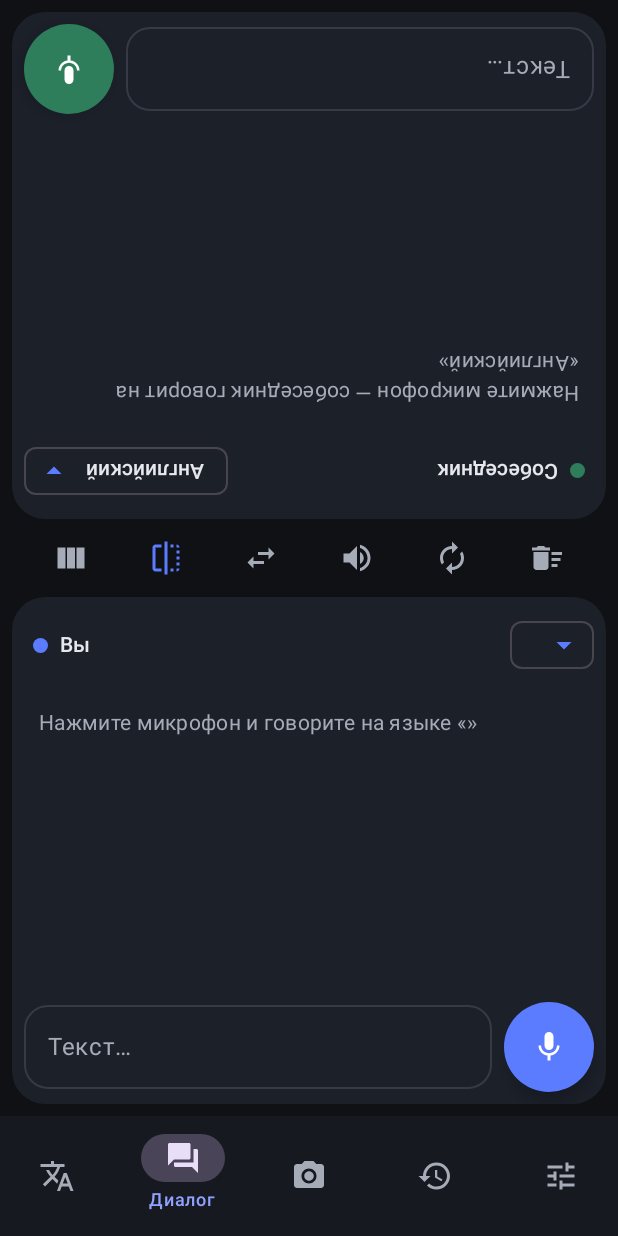
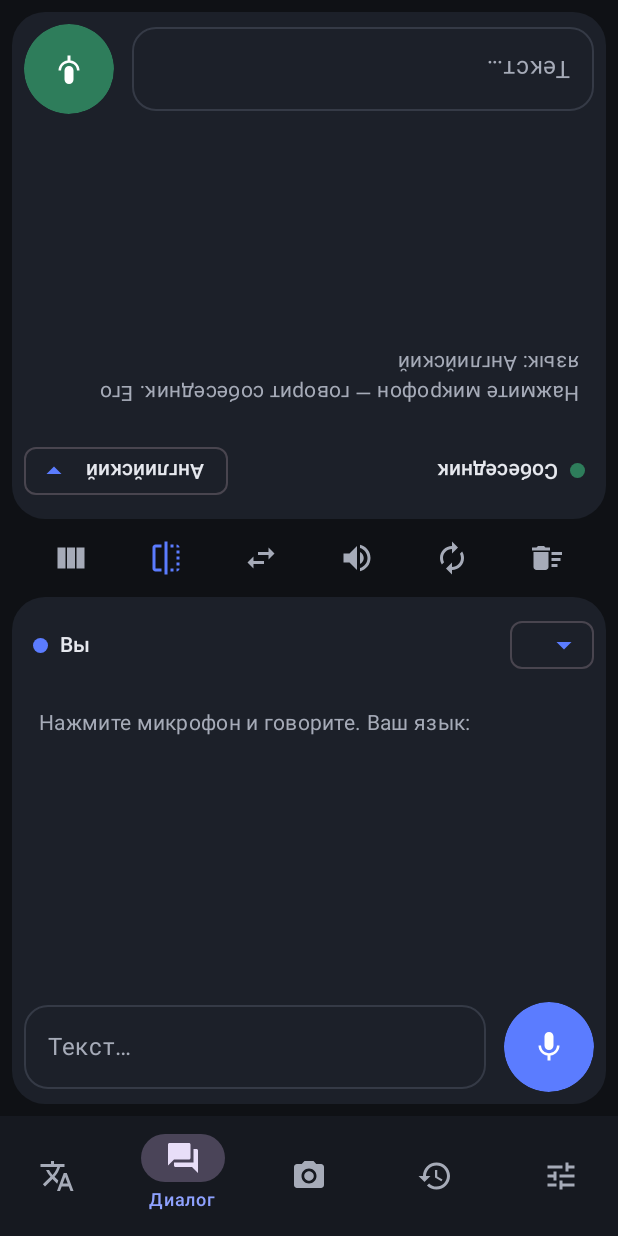
Before and after one commit to ffight763-glitch/aos, an Android app built with Jetpack Compose: the screen it shows after launch (MainActivity), item 2 of the bottom bar chosen, on a phone screen of 412 x 824 dp. Run offline under Robolectric (Android 15) with nearby library versions, the phone set to English and light mode, and no system bars; libraries missing offline, so code that uses them is left out: com.google.mlkit.common, com.google.mlkit.nl, com.google.mlkit.vision, kotlinx.coroutines.tasks; pictures from the network do not load; 9 statements that could not run were skipped.

Commit message:
1.4: AOS-style voice animations (waves, rings, bounce, stop timer); keyboard no longer covers Dialogue
Co-Authored-By: Claude Opus 5.5 <noreply@anthropic.com>
Claude-Session: https://claude.ai/code/session_01AaraZXfufNusG4q1GK2sPD

```diff
--- a/app/build.gradle.kts
+++ b/app/build.gradle.kts
@@ -12,8 +12,8 @@ android {
         applicationId = "pro.translate.app"
         minSdk = 24
         targetSdk = 35
-        versionCode = 4
-        versionName = "1.3"
+        versionCode = 5
+        versionName = "1.4"
         ndk { abiFilters += listOf("arm64-v8a", "armeabi-v7a") }
     }
 
--- a/app/src/main/java/pro/translate/app/MainActivity.kt
+++ b/app/src/main/java/pro/translate/app/MainActivity.kt
@@ -4,6 +4,9 @@ import android.content.Intent
 import android.os.Bundle
 import androidx.activity.ComponentActivity
 import androidx.activity.compose.setContent
+import androidx.activity.SystemBarStyle
+import androidx.activity.enableEdgeToEdge
+import androidx.compose.foundation.layout.consumeWindowInsets
 import androidx.activity.viewModels
 import androidx.compose.foundation.layout.Box
 import androidx.compose.foundation.layout.fillMaxSize
@@ -21,6 +24,10 @@ class MainActivity : ComponentActivity() {
     private val vm: AppViewModel by viewModels()
 
     override fun onCreate(savedInstanceState: Bundle?) {
+        enableEdgeToEdge(
+            statusBarStyle = SystemBarStyle.dark(android.graphics.Color.TRANSPARENT),
+            navigationBarStyle = SystemBarStyle.dark(android.graphics.Color.TRANSPARENT),
+        )
         super.onCreate(savedInstanceState)
         handleIntent(intent)
         setContent {
@@ -47,7 +54,7 @@ class MainActivity : ComponentActivity() {
                         }
                     }
                 ) { pad ->
-                    Box(Modifier.fillMaxSize().padding(pad)) {
+                    Box(Modifier.fillMaxSize().padding(pad).consumeWindowInsets(pad)) {
                         when (tab) {
                             0 -> TranslateScreen(vm)
                             1 -> DialogueScreen(vm)
--- a/app/src/main/java/pro/translate/app/ui/DialogueScreen.kt
+++ b/app/src/main/java/pro/translate/app/ui/DialogueScreen.kt
@@ -31,6 +31,10 @@ import androidx.compose.ui.draw.scale
 import androidx.compose.ui.graphics.Color
 import androidx.compose.ui.graphics.graphicsLayer
 import androidx.compose.ui.platform.LocalConfiguration
+import androidx.compose.ui.focus.onFocusChanged
+import androidx.compose.foundation.text.KeyboardActions
+import androidx.compose.foundation.text.KeyboardOptions
+import androidx.compose.ui.text.input.ImeAction
 import androidx.compose.ui.platform.LocalContext
 import android.content.res.Configuration
 import androidx.compose.ui.text.font.FontStyle
@@ -43,6 +47,7 @@ import pro.translate.app.SpeechListener
 
 private val ThemColor = Color(0xFF2E7D5B)
 
+@OptIn(ExperimentalLayoutApi::class)
 @Composable
 fun DialogueScreen(vm: AppViewModel) {
     val ctx = LocalContext.current
@@ -118,14 +123,20 @@ fun DialogueScreen(vm: AppViewModel) {
         listen(mine)
     }
 
+    var focused by remember { mutableStateOf<Boolean?>(null) }
+    val imeOpen = WindowInsets.isImeVisible
+
     @Composable
     fun Side(mine: Boolean, modifier: Modifier) = DialoguePanel(
         vm = vm, mine = mine, modifier = modifier,
         listening = listening == mine, ready = ready, partial = if (listening == mine) partial else "",
         liveTranslation = if (vm.dLiveMine == !mine) vm.dLiveTr else "",
         level = if (listening == mine) level else 0f,
-        onMic = { onMic(mine) }, onPickLang = { picker = mine }
+        onMic = { onMic(mine) }, onPickLang = { picker = mine },
+        onFocus = { f -> if (f) focused = mine else if (focused == mine) focused = null }
     )
+    // keyboard open: the half you type in gets most of the space, the other one shrinks
+    fun w(mine: Boolean) = if (imeOpen && focused != null) (if (focused == mine) 1f else 0.4f) else 1f
 
     // Auto-rotate: portrait = top/bottom, landscape = left/right. The button overrides it
     // until the phone is turned again.
@@ -137,13 +148,13 @@ fun DialogueScreen(vm: AppViewModel) {
     val flip = if (vertical) vm.dFlipV else vm.dFlipH
     val themMod = Modifier.graphicsLayer { if (flip) rotationZ = 180f }
     if (vertical) {
-        Column(Modifier.fillMaxSize().padding(8.dp)) {
-            Side(false, themMod.weight(1f).fillMaxWidth())
-            ControlBar(vm, horizontal = true, split = split, flip = flip)
-            Side(true, Modifier.weight(1f).fillMaxWidth())
+        Column(Modifier.fillMaxSize().imePadding().padding(8.dp)) {
+            Side(false, themMod.weight(w(false)).fillMaxWidth())
+            if (!imeOpen) ControlBar(vm, horizontal = true, split = split, flip = flip) else Spacer(Modifier.height(8.dp))
+            Side(true, Modifier.weight(w(true)).fillMaxWidth())
         }
     } else {
-        Row(Modifier.fillMaxSize().padding(8.dp)) {
+        Row(Modifier.fillMaxSize().imePadding().padding(8.dp)) {
             Side(true, Modifier.weight(1f).fillMaxHeight())
             ControlBar(vm, horizontal = false, split = split, flip = flip)
             Side(false, themMod.weight(1f).fillMaxHeight())
@@ -184,7 +195,7 @@ private fun ControlBar(vm: AppViewModel, horizontal: Boolean, split: String, fli
 private fun DialoguePanel(
     vm: AppViewModel, mine: Boolean, modifier: Modifier,
     listening: Boolean, ready: Boolean, partial: String, liveTranslation: String, level: Float,
-    onMic: () -> Unit, onPickLang: () -> Unit,
+    onMic: () -> Unit, onPickLang: () -> Unit, onFocus: (Boolean) -> Unit,
 ) {
     val color = if (mine) Accent else ThemColor
     val lang = if (mine) vm.dMe else vm.dThem
@@ -197,8 +208,11 @@ private fun DialoguePanel(
         if (n > 0) state.animateScrollToItem(n - 1)
     }
 
-    Card(modifier, shape = RoundedCornerShape(22.dp),
-        colors = CardDefaults.cardColors(MaterialTheme.colorScheme.surfaceContainerHigh)) {
+    val shape = RoundedCornerShape(22.dp)
+    Box(modifier.background(MaterialTheme.colorScheme.surfaceContainerHigh, shape)) {
+        // voice waves rise from the bottom of the half that is speaking (behind the content)
+        VoiceWaves(listening && ready, level, color, Modifier.fillMaxWidth().fillMaxHeight(0.5f)
+            .align(Alignment.BottomCenter).clip(shape))
         Column(Modifier.fillMaxSize()) {
             Row(Modifier.fillMaxWidth().padding(start = 14.dp, end = 8.dp, top = 8.dp), verticalAlignment = Alignment.CenterVertically) {
                 Box(Modifier.size(10.dp).clip(CircleShape).background(color))
@@ -210,8 +224,8 @@ private fun DialoguePanel(
 
             LazyColumn(Modifier.weight(1f).fillMaxWidth(), state = state, contentPadding = PaddingValues(10.dp)) {
                 if (msgs.isEmpty() && partial.isEmpty() && liveTranslation.isEmpty()) item {
-                    Text(if (mine) "Нажмите микрофон и говорите на языке «${Languages.displayName(lang)}»"
-                        else "Нажмите микрофон — собеседник говорит на «${Languages.displayName(lang)}»",
+                    Text(if (mine) "Нажмите микрофон и говорите. Ваш язык: ${Languages.displayName(lang)}"
+                        else "Нажмите микрофон — говорит собеседник. Его язык: ${Languages.displayName(lang)}",
                         color = MaterialTheme.colorScheme.onSurfaceVariant, style = MaterialTheme.typography.bodyMedium,
                         modifier = Modifier.padding(8.dp))
                 }
@@ -240,20 +254,18 @@ private fun DialoguePanel(
             }
 
             Row(Modifier.fillMaxWidth().padding(8.dp), verticalAlignment = Alignment.CenterVertically) {
-                OutlinedTextField(text, { text = it }, Modifier.weight(1f), singleLine = true,
-                    placeholder = { Text("Текст…") }, shape = RoundedCornerShape(16.dp),
+                if (listening) StopBar(onMic, Modifier.weight(1f))
+                else OutlinedTextField(text, { text = it }, Modifier.weight(1f).onFocusChanged { onFocus(it.isFocused) },
+                    singleLine = true, placeholder = { Text("Текст…") }, shape = RoundedCornerShape(16.dp),
+                    keyboardOptions = KeyboardOptions(imeAction = ImeAction.Send),
+                    keyboardActions = KeyboardActions(onSend = { vm.dSend(mine, text); text = "" }),
                     trailingIcon = {
                         if (text.isNotBlank()) IconButton({ vm.dSend(mine, text); text = "" }) {
                             Icon(Icons.AutoMirrored.Filled.Send, "Отправить", tint = color)
                         }
                     })
-                Spacer(Modifier.width(8.dp))
-                val pulse by animateFloatAsState(if (listening) 1f + level * 0.25f else 1f, label = "pulse")
-                FloatingActionButton(onClick = onMic, containerColor = if (listening) Color(0xFFE5484D) else color,
-                    contentColor = Color.White, shape = CircleShape, modifier = Modifier.size(60.dp).scale(pulse)) {
-                    if (listening && !ready) CircularProgressIndicator(Modifier.size(22.dp), color = Color.White, strokeWidth = 2.dp)
-                    else Icon(if (listening) Icons.Default.Stop else Icons.Default.Mic, if (listening) "Готово" else "Говорить")
-                }
+                Spacer(Modifier.width(12.dp))
+                MicButton(listening, ready, level, bump = partial, color = color, onClick = onMic)
             }
         }
     }
--- a/app/src/main/java/pro/translate/app/ui/TranslateScreen.kt
+++ b/app/src/main/java/pro/translate/app/ui/TranslateScreen.kt
@@ -113,6 +113,8 @@ fun TranslateScreen(vm: AppViewModel) {
             Toast.makeText(ctx, "Голос для «${Languages.displayName(lang)}» не установлен в синтезе речи", Toast.LENGTH_LONG).show()
     }
 
+    Box(Modifier.fillMaxSize()) {
+    VoiceWaves(session && hearing && ready, level, Accent, Modifier.fillMaxWidth().height(220.dp).align(Alignment.BottomCenter))
     Column(Modifier.fillMaxSize().imePadding().verticalScroll(rememberScrollState()).padding(16.dp)) {
         // Language bar
         Row(verticalAlignment = Alignment.CenterVertically) {
@@ -141,13 +143,8 @@ fun TranslateScreen(vm: AppViewModel) {
                 )
             )
             Row(Modifier.padding(horizontal = 8.dp, vertical = 4.dp), verticalAlignment = Alignment.CenterVertically) {
-                val pulse by animateFloatAsState(if (hearing) 1f + level * 0.3f else 1f, label = "mic")
-                FilledIconButton(onClick = ::startVoice, Modifier.size(52.dp).scale(pulse),
-                    colors = IconButtonDefaults.filledIconButtonColors(
-                        containerColor = if (session) Color(0xFFE5484D) else MaterialTheme.colorScheme.primary)) {
-                    if (session && hearing && !ready) CircularProgressIndicator(Modifier.size(20.dp), color = Color.White, strokeWidth = 2.dp)
-                    else Icon(if (session) Icons.Default.Stop else Icons.Default.Mic, if (session) "Стоп" else "Голос")
-                }
+                MicButton(session && hearing, ready, level, bump = vm.input, color = MaterialTheme.colorScheme.primary,
+                    onClick = ::startVoice, size = 52.dp)
                 Spacer(Modifier.width(4.dp))
                 FilterChip(selected = vm.vContinuous, onClick = vm::toggleContinuous,
                     label = { Text("Синхрон") }, leadingIcon = { Icon(Icons.Default.Autorenew, null, Modifier.size(16.dp)) })
@@ -221,6 +218,7 @@ fun TranslateScreen(vm: AppViewModel) {
         }
     }
 
+    }
     picker?.let { which ->
         LanguagePicker(
             selected = if (which == "from") vm.from else vm.to,
--- /dev/null
+++ b/app/src/main/java/pro/translate/app/ui/VoiceFx.kt
@@ -0,0 +1,127 @@
+package pro.translate.app.ui
+
+import androidx.compose.animation.core.*
+import androidx.compose.foundation.Canvas
+import androidx.compose.foundation.clickable
+import androidx.compose.foundation.layout.*
+import androidx.compose.foundation.shape.CircleShape
+import androidx.compose.foundation.shape.RoundedCornerShape
+import androidx.compose.material.icons.Icons
+import androidx.compose.material.icons.filled.Mic
+import androidx.compose.material.icons.filled.Stop
+import androidx.compose.material3.*
+import androidx.compose.runtime.*
+import androidx.compose.ui.Alignment
+import androidx.compose.ui.Modifier
+import androidx.compose.ui.draw.clip
+import androidx.compose.ui.draw.scale
+import androidx.compose.ui.geometry.Offset
+import androidx.compose.ui.graphics.Color
+import androidx.compose.ui.graphics.Path
+import androidx.compose.ui.graphics.drawscope.Stroke
+import androidx.compose.ui.graphics.graphicsLayer
+import androidx.compose.ui.graphics.lerp
+import androidx.compose.ui.text.font.FontWeight
+import androidx.compose.ui.unit.Dp
+import androidx.compose.ui.unit.dp
+import kotlinx.coroutines.delay
+import kotlin.math.PI
+import kotlin.math.sin
+
+val RecRed = Color(0xFFE5484D)
+
+/**
+ * Live voice waves (as in the AOS translator): layered translucent waves rise from the bottom
+ * while the user speaks and follow the loudness [level] (0..1). Doesn't take touches.
+ */
+@Composable
+fun VoiceWaves(active: Boolean, level: Float, color: Color, modifier: Modifier = Modifier) {
+    val alpha by animateFloatAsState(if (active) 1f else 0f, tween(if (active) 250 else 350), label = "waves")
+    if (alpha == 0f) return
+    var amp by remember { mutableFloatStateOf(0.15f) }
+    var target by remember { mutableFloatStateOf(0.15f) }
+    var phase by remember { mutableFloatStateOf(0f) }
+    LaunchedEffect(level) { target = maxOf(target, level.coerceIn(0.12f, 1f)) }
+    LaunchedEffect(Unit) {
+        while (true) withFrameNanos {
+            amp += (target - amp) * 0.18f        // follow the voice smoothly
+            target += (0.15f - target) * 0.04f   // and settle back while it is quiet
+            phase += 0.06f
+        }
+    }
+    val colors = remember(color) { listOf(color, lerp(color, Color.White, 0.35f), color, lerp(color, Color.White, 0.6f)) }
+    Canvas(modifier.graphicsLayer { this.alpha = alpha }) {
+        val w = size.width; val h = size.height
+        if (w <= 0f) return@Canvas
+        val ph = phase; val a = amp
+        for (i in 0 until 4) {
+            val base = h * (0.55f + i * 0.11f) - h * 0.35f * a * (1f - i * 0.18f)
+            val hh = h * 0.12f * (0.4f + a) * (1f - i * 0.15f)
+            val path = Path().apply {
+                moveTo(0f, h); lineTo(0f, base)
+                var x = 0f
+                while (x <= w) {
+                    val t = x / w * 2 * PI
+                    val y = base + (sin(t * (1.2 + i * 0.35) + ph * (1f + i * 0.4f) + i) * hh +
+                        sin(t * 3.1 - ph * 1.3 + i * 2) * hh * 0.35).toFloat()
+                    lineTo(x, y); x += 10f
+                }
+                lineTo(w, h); close()
+            }
+            drawPath(path, colors[i].copy(alpha = (70 + i * 30) / 255f))
+        }
+    }
+}
+
+/**
+ * Mic button with the AOS listening animation: rings spread out while it records,
+ * a quick bounce whenever new words arrive ([bump] changes), red stop state.
+ */
+@Composable
+fun MicButton(
+    listening: Boolean, ready: Boolean, level: Float, bump: Any?,
+    color: Color, onClick: () -> Unit, size: Dp = 60.dp, modifier: Modifier = Modifier,
+) {
+    val inf = rememberInfiniteTransition(label = "rings")
+    val t by inf.animateFloat(0f, 1f, infiniteRepeatable(tween(1500, easing = LinearEasing)), label = "t")
+    val bounce = remember { Animatable(1f) }
+    LaunchedEffect(bump) {
+        if (listening && bump != null) { bounce.animateTo(1.18f, tween(90)); bounce.animateTo(1f, tween(160)) }
+    }
+    val bg by animateColorAsStateCompat(if (listening) RecRed else color)
+    Box(modifier.size(size), contentAlignment = Alignment.Center) {
+        if (listening && ready) Canvas(Modifier.matchParentSize()) {
+            val r = this.size.minDimension / 2
+            repeat(3) { i ->
+                val tt = (t + i / 3f) % 1f
+                drawCircle(RecRed.copy(alpha = (1f - tt) * 0.8f), radius = r * (1f + 0.9f * tt),
+                    center = Offset(this.size.width / 2, this.size.height / 2), style = Stroke(2.dp.toPx()))
+            }
+        }
+        Box(
+            Modifier.size(size).scale(bounce.value * (1f + if (listening) level * 0.08f else 0f))
+                .clip(CircleShape).graphicsLayer { }.clickable(onClick = onClick)
+                .then(Modifier), contentAlignment = Alignment.Center
+        ) {
+            Canvas(Modifier.matchParentSize()) { drawCircle(bg) }
+            if (listening && !ready) CircularProgressIndicator(Modifier.size(22.dp), color = Color.White, strokeWidth = 2.dp)
+            else Icon(if (listening) Icons.Default.Stop else Icons.Default.Mic, if (listening) "Стоп" else "Говорить", tint = Color.White)
+        }
+    }
+}
+
+@Composable
+private fun animateColorAsStateCompat(c: Color): State<Color> =
+    androidx.compose.animation.animateColorAsState(c, tween(200), label = "mic")
+
+/** Red "■ Стоп 0:07" pill shown while recording (as in AOS); tap = stop and translate. */
+@Composable
+fun StopBar(onClick: () -> Unit, modifier: Modifier = Modifier) {
+    var sec by remember { mutableIntStateOf(0) }
+    LaunchedEffect(Unit) { while (true) { delay(1000); sec++ } }
+    Box(modifier.height(56.dp).clip(RoundedCornerShape(16.dp)).clickable(onClick = onClick)
+        .then(Modifier), contentAlignment = Alignment.Center) {
+        Canvas(Modifier.matchParentSize()) { drawRect(RecRed) }
+        Text("■  Стоп   %d:%02d".format(sec / 60, sec % 60), color = Color.White, fontWeight = FontWeight.SemiBold)
+    }
+}
```
Also changed, not shown: 1 other file.
